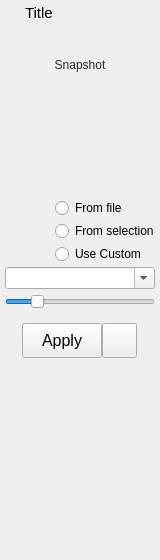
Qt form src/studiolibrarymaya/resource/ui/PoseLoadWidget.ui (krathjen/studiolibrary) before a commit.
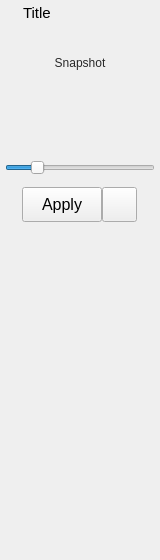
The same form after that commit. Icons and pictures are not drawn.

Commit message: Use the field widgets for the namespace options

Diff of the .ui file:
```diff
--- a/src/studiolibrarymaya/resource/ui/PoseLoadWidget.ui
+++ b/src/studiolibrarymaya/resource/ui/PoseLoadWidget.ui
@@ -36,7 +36,7 @@
   </property>
   <layout class="QVBoxLayout" name="verticalLayout">
    <property name="spacing">
-    <number>5</number>
+    <number>3</number>
    </property>
    <property name="sizeConstraint">
     <enum>QLayout::SetDefaultConstraint</enum>
@@ -324,33 +324,6 @@
       <property name="margin">
        <number>0</number>
       </property>
-      <item>
-       <widget class="QFrame" name="infoTitleFrame">
-        <property name="minimumSize">
-         <size>
-          <width>0</width>
-          <height>10</height>
-         </size>
-        </property>
-        <property name="styleSheet">
-         <string notr="true"/>
-        </property>
-        <property name="frameShape">
-         <enum>QFrame::NoFrame</enum>
-        </property>
-        <property name="frameShadow">
-         <enum>QFrame::Raised</enum>
-        </property>
-        <layout class="QVBoxLayout" name="verticalLayout_2">
-         <property name="spacing">
-          <number>0</number>
-         </property>
-         <property name="margin">
-          <number>0</number>
-         </property>
-        </layout>
-       </widget>
-      </item>
       <item>
        <widget class="QFrame" name="infoFrame">
         <property name="sizePolicy">
@@ -381,16 +354,7 @@
          <property name="spacing">
           <number>0</number>
          </property>
-         <property name="leftMargin">
-          <number>0</number>
-         </property>
-         <property name="topMargin">
-          <number>3</number>
-         </property>
-         <property name="rightMargin">
-          <number>0</number>
-         </property>
-         <property name="bottomMargin">
+         <property name="margin">
           <number>0</number>
          </property>
         </layout>
@@ -417,45 +381,6 @@
       <property name="margin">
        <number>0</number>
       </property>
-      <item>
-       <widget class="QFrame" name="optionsTitleFrame">
-        <property name="sizePolicy">
-         <sizepolicy hsizetype="Preferred" vsizetype="Preferred">
-          <horstretch>0</horstretch>
-          <verstretch>0</verstretch>
-         </sizepolicy>
-        </property>
-        <property name="minimumSize">
-         <size>
-          <width>0</width>
-          <height>10</height>
-         </size>
-        </property>
-        <property name="baseSize">
-         <size>
-          <width>0</width>
-          <height>0</height>
-         </size>
-        </property>
-        <property name="styleSheet">
-         <string notr="true"/>
-        </property>
-        <property name="frameShape">
-         <enum>QFrame::NoFrame</enum>
-        </property>
-        <property name="frameShadow">
-         <enum>QFrame::Raised</enum>
-        </property>
-        <layout class="QVBoxLayout" name="verticalLayout_19">
-         <property name="spacing">
-          <number>0</number>
-         </property>
-         <property name="margin">
-          <number>0</number>
-         </property>
-        </layout>
-       </widget>
-      </item>
       <item>
        <widget class="QFrame" name="optionsFrame">
         <property name="sizePolicy">
@@ -486,16 +411,7 @@
          <property name="spacing">
           <number>0</number>
          </property>
-         <property name="leftMargin">
-          <number>0</number>
-         </property>
-         <property name="topMargin">
-          <number>3</number>
-         </property>
-         <property name="rightMargin">
-          <number>0</number>
-         </property>
-         <property name="bottomMargin">
+         <property name="margin">
           <number>0</number>
          </property>
         </layout>
@@ -522,277 +438,6 @@
       <property name="margin">
        <number>0</number>
       </property>
-      <item>
-       <widget class="QFrame" name="namespaceTitleFrame">
-        <property name="minimumSize">
-         <size>
-          <width>0</width>
-          <height>10</height>
-         </size>
-        </property>
-        <property name="styleSheet">
-         <string notr="true"/>
-        </property>
-        <property name="frameShape">
-         <enum>QFrame::NoFrame</enum>
-        </property>
-        <property name="frameShadow">
-         <enum>QFrame::Raised</enum>
-        </property>
-        <layout class="QVBoxLayout" name="verticalLayout_13">
-         <property name="spacing">
-          <number>0</number>
-         </property>
-         <property name="margin">
-          <number>0</number>
-         </property>
-        </layout>
-       </widget>
-      </item>
-      <item>
-       <widget class="QFrame" name="namespaceFrame">
-        <property name="sizePolicy">
-         <sizepolicy hsizetype="Preferred" vsizetype="Expanding">
-          <horstretch>0</horstretch>
-          <verstretch>0</verstretch>
-         </sizepolicy>
-        </property>
-        <property name="styleSheet">
-         <string notr="true"/>
-        </property>
-        <property name="frameShape">
-         <enum>QFrame::NoFrame</enum>
-        </property>
-        <property name="frameShadow">
-         <enum>QFrame::Raised</enum>
-        </property>
-        <layout class="QVBoxLayout" name="verticalLayout_14">
-         <property name="spacing">
-          <number>3</number>
-         </property>
-         <property name="leftMargin">
-          <number>0</number>
-         </property>
-         <property name="topMargin">
-          <number>3</number>
-         </property>
-         <property name="rightMargin">
-          <number>0</number>
-         </property>
-         <property name="bottomMargin">
-          <number>0</number>
-         </property>
-         <item>
-          <layout class="QHBoxLayout" name="horizontalLayout_5">
-           <property name="spacing">
-            <number>2</number>
-           </property>
-           <property name="leftMargin">
-            <number>0</number>
-           </property>
-           <property name="topMargin">
-            <number>0</number>
-           </property>
-           <item>
-            <widget class="QLabel" name="label_16">
-             <property name="sizePolicy">
-              <sizepolicy hsizetype="Preferred" vsizetype="Preferred">
-               <horstretch>2</horstretch>
-               <verstretch>0</verstretch>
-              </sizepolicy>
-             </property>
-             <property name="minimumSize">
-              <size>
-               <width>40</width>
-               <height>0</height>
-              </size>
-             </property>
-             <property name="maximumSize">
-              <size>
-               <width>16777215</width>
-               <height>16777215</height>
-              </size>
-             </property>
-             <property name="layoutDirection">
-              <enum>Qt::LeftToRight</enum>
-             </property>
-             <property name="text">
-              <string/>
-             </property>
-             <property name="alignment">
-              <set>Qt::AlignRight|Qt::AlignTrailing|Qt::AlignVCenter</set>
-             </property>
-            </widget>
-           </item>
-           <item>
-            <widget class="QRadioButton" name="useFileNamespace">
-             <property name="sizePolicy">
-              <sizepolicy hsizetype="Expanding" vsizetype="Fixed">
-               <horstretch>4</horstretch>
-               <verstretch>0</verstretch>
-              </sizepolicy>
-             </property>
-             <property name="minimumSize">
-              <size>
-               <width>100</width>
-               <height>0</height>
-              </size>
-             </property>
-             <property name="toolTip">
-              <string/>
-             </property>
-             <property name="text">
-              <string>From file</string>
-             </property>
-            </widget>
-           </item>
-          </layout>
-         </item>
-         <item>
-          <layout class="QHBoxLayout" name="horizontalLayout_10">
-           <property name="spacing">
-            <number>2</number>
-           </property>
-           <property name="leftMargin">
-            <number>0</number>
-           </property>
-           <property name="topMargin">
-            <number>0</number>
-           </property>
-           <item>
-            <widget class="QLabel" name="label_17">
-             <property name="sizePolicy">
-              <sizepolicy hsizetype="Preferred" vsizetype="Preferred">
-               <horstretch>2</horstretch>
-               <verstretch>0</verstretch>
-              </sizepolicy>
-             </property>
-             <property name="minimumSize">
-              <size>
-               <width>40</width>
-               <height>0</height>
-              </size>
-             </property>
-             <property name="maximumSize">
-              <size>
-               <width>16777215</width>
-               <height>16777215</height>
-              </size>
-             </property>
-             <property name="layoutDirection">
-              <enum>Qt::LeftToRight</enum>
-             </property>
-             <property name="text">
-              <string/>
-             </property>
-             <property name="alignment">
-              <set>Qt::AlignRight|Qt::AlignTrailing|Qt::AlignVCenter</set>
-             </property>
-            </widget>
-           </item>
-           <item>
-            <widget class="QRadioButton" name="useSelectionNamespace">
-             <property name="sizePolicy">
-              <sizepolicy hsizetype="Expanding" vsizetype="Fixed">
-               <horstretch>4</horstretch>
-               <verstretch>0</verstretch>
-              </sizepolicy>
-             </property>
-             <property name="minimumSize">
-              <size>
-               <width>100</width>
-               <height>0</height>
-              </size>
-             </property>
-             <property name="text">
-              <string>From selection</string>
-             </property>
-            </widget>
-           </item>
-          </layout>
-         </item>
-         <item>
-          <layout class="QHBoxLayout" name="horizontalLayout_12">
-           <property name="spacing">
-            <number>2</number>
-           </property>
-           <property name="leftMargin">
-            <number>0</number>
-           </property>
-           <property name="topMargin">
-            <number>0</number>
-           </property>
-           <item>
-            <widget class="QLabel" name="label_19">
-             <property name="sizePolicy">
-              <sizepolicy hsizetype="Preferred" vsizetype="Preferred">
-               <horstretch>2</horstretch>
-               <verstretch>0</verstretch>
-              </sizepolicy>
-             </property>
-             <property name="minimumSize">
-              <size>
-               <width>40</width>
-               <height>0</height>
-              </size>
-             </property>
-             <property name="maximumSize">
-              <size>
-               <width>16777215</width>
-               <height>16777215</height>
-              </size>
-             </property>
-             <property name="layoutDirection">
-              <enum>Qt::LeftToRight</enum>
-             </property>
-             <property name="text">
-              <string/>
-             </property>
-             <property name="alignment">
-              <set>Qt::AlignRight|Qt::AlignTrailing|Qt::AlignVCenter</set>
-             </property>
-            </widget>
-           </item>
-           <item>
-            <widget class="QRadioButton" name="useCustomNamespace">
-             <property name="sizePolicy">
-              <sizepolicy hsizetype="Expanding" vsizetype="Fixed">
-               <horstretch>4</horstretch>
-               <verstretch>0</verstretch>
-              </sizepolicy>
-             </property>
-             <property name="minimumSize">
-              <size>
-               <width>100</width>
-               <height>0</height>
-              </size>
-             </property>
-             <property name="text">
-              <string>Use Custom</string>
-             </property>
-            </widget>
-           </item>
-          </layout>
-         </item>
-         <item>
-          <widget class="QComboBox" name="namespaceComboBox">
-           <property name="sizePolicy">
-            <sizepolicy hsizetype="Preferred" vsizetype="Preferred">
-             <horstretch>0</horstretch>
-             <verstretch>0</verstretch>
-            </sizepolicy>
-           </property>
-           <property name="editable">
-            <bool>true</bool>
-           </property>
-           <property name="frame">
-            <bool>true</bool>
-           </property>
-          </widget>
-         </item>
-        </layout>
-       </widget>
-      </item>
      </layout>
     </widget>
    </item>
```
The commit also changes 8 other files.
